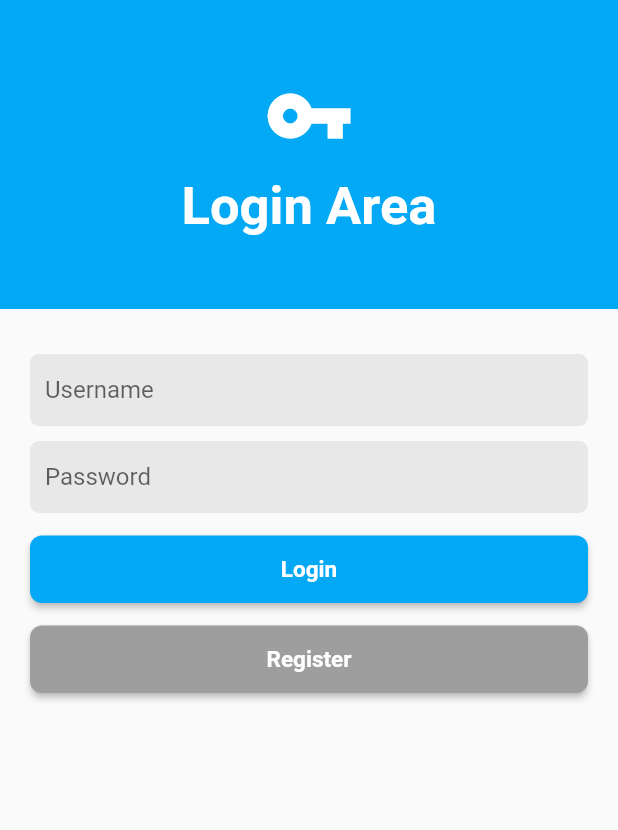
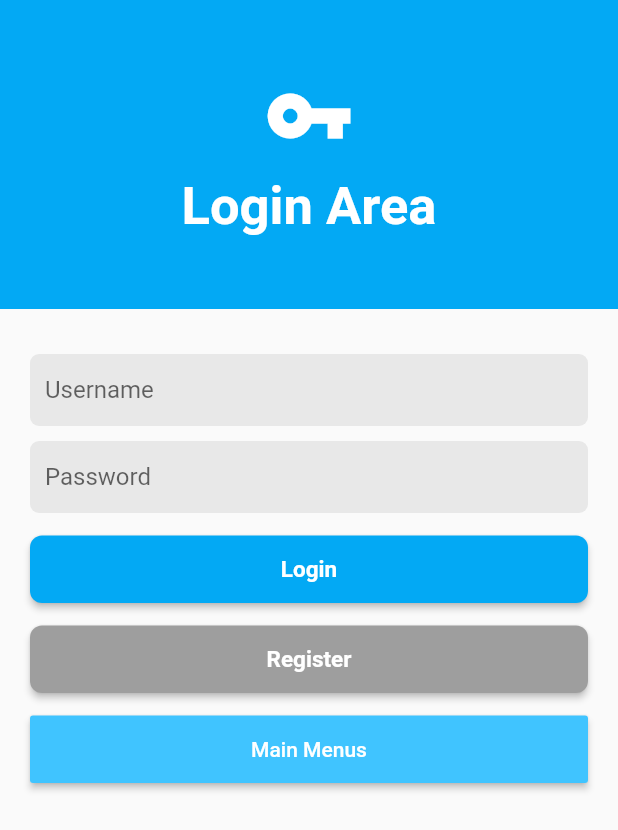
Before and after one commit to nopezi/flutter-fundamental, a Flutter app: the screen it shows after launch, on a phone screen of 412 x 824 dp. Shown: the top 830 px of the screen. Run offline on Flutter 3.47's test engine with Material 2 defaults, Android fonts, the phone set to English and light mode, and no system bars; our stand-ins replace dio, fluttertoast, shared_preferences.

Commit message:
flutter fundamental state full widget

```diff
--- a/lib/ui/screens/login_screen.dart
+++ b/lib/ui/screens/login_screen.dart
@@ -1,3 +1,5 @@
+// import 'dart:html';
+
 import 'package:flutter/material.dart';
 import 'package:flutter/services.dart';
 import 'package:lumen_flutter/core/services/auth_services.dart';
@@ -5,9 +7,9 @@ import 'package:lumen_flutter/core/utils/toast_utils.dart';
 import 'package:lumen_flutter/ui/widgets/input_field.dart';
 import 'package:lumen_flutter/ui/widgets/primary_button.dart';
 import 'package:shared_preferences/shared_preferences.dart';
+import 'package:lumen_flutter/ui/coba/nyoba.dart';
 
 class LoginScreen extends StatelessWidget {
-
   @override
   Widget build(BuildContext context) {
     // TODO: implement build
@@ -16,11 +18,12 @@ class LoginScreen extends StatelessWidget {
         statusBarColor: Colors.transparent,
       ),
       child: Scaffold(
-        body: SingleChildScrollView(child: LoginBody(),),
+        body: SingleChildScrollView(
+          child: LoginBody(),
+        ),
       ),
     );
   }
-
 }
 
 class LoginBody extends StatefulWidget {
@@ -29,7 +32,6 @@ class LoginBody extends StatefulWidget {
 }
 
 class _LoginBodyState extends State<LoginBody> {
-
   var usernameController = TextEditingController();
   var passwordController = TextEditingController();
 
@@ -39,7 +41,7 @@ class _LoginBodyState extends State<LoginBody> {
     getPref();
   }
 
-  savePref(String username, String email)async{
+  savePref(String username, String email) async {
     SharedPreferences pref = await SharedPreferences.getInstance();
     setState(() {
       pref.setString('username', username);
@@ -47,22 +49,21 @@ class _LoginBodyState extends State<LoginBody> {
     });
   }
 
-  getPref()async{
+  getPref() async {
     SharedPreferences pref = await SharedPreferences.getInstance();
     final username = pref.getString('username');
-    if(username != null){
-      Navigator.pushNamedAndRemoveUntil(context, "/profile", (Route<dynamic>routes)=>false);
+    if (username != null) {
+      Navigator.pushNamedAndRemoveUntil(
+          context, "/profile", (Route<dynamic> routes) => false);
     }
   }
 
-  Future<void> prosesLogin()async{
-
-    if(usernameController.text.isNotEmpty
-    && passwordController.text.isNotEmpty){
-
+  Future<void> prosesLogin() async {
+    if (usernameController.text.isNotEmpty &&
+        passwordController.text.isNotEmpty) {
       ToastUtils.show("Check Login ...");
 
-      Map<String, dynamic>data = {
+      Map<String, dynamic> data = {
         "username": usernameController.text,
         "password": passwordController.text
       };
@@ -70,109 +71,134 @@ class _LoginBodyState extends State<LoginBody> {
       // perintah cek ke rest api
       var response = await AuthServices.login(data);
 
-      print("Status:"+ response.status.toString());
-      print("message:"+ response.message.toString());
+      print("Status:" + response.status.toString());
+      print("message:" + response.message.toString());
 
-      if(response.status==200) {
-        ToastUtils.show("Welcome : " + response.data.username.toString().toLowerCase());
+      if (response.status == 200) {
+        ToastUtils.show(
+            "Welcome : " + response.data.username.toString().toLowerCase());
 
         savePref(
-          usernameController.text.toString(),
-          response.data.email.toString()
-        );
+            usernameController.text.toString(), response.data.email.toString());
 
-        Navigator.pushNamedAndRemoveUntil(context, "/profile", (Route<dynamic>routes)=>false);
-
+        Navigator.pushNamedAndRemoveUntil(
+            context, "/profile", (Route<dynamic> routes) => false);
       } else {
         ToastUtils.show(response.message);
       }
-
     } else {
       ToastUtils.show("Please Input All Field");
     }
-
   }
 
   @override
   Widget build(BuildContext context) {
-    return Column(
-      children: <Widget>[
-        //bagian header
+    final header = //bagian header
         Container(
       width: MediaQuery.of(context).size.width,
-          height: MediaQuery.of(context).size.height/4,
+      height: MediaQuery.of(context).size.height / 4,
       color: Colors.lightBlue,
       child: SafeArea(
         child: Column(
           crossAxisAlignment: CrossAxisAlignment.center,
           mainAxisAlignment: MainAxisAlignment.center,
           children: <Widget>[
-                Icon(Icons.vpn_key,size: 60,color: Colors.white,),
-                SizedBox(height: 10,),
+            Icon(
+              Icons.vpn_key,
+              size: 60,
+              color: Colors.white,
+            ),
+            SizedBox(
+              height: 10,
+            ),
             Text(
               "Login Area",
               style: TextStyle(
                   fontSize: 35,
                   color: Colors.white,
-                    fontWeight: FontWeight.bold
-                  ),
+                  fontWeight: FontWeight.bold),
             )
           ],
         ),
       ),
-        ),
+    );
 
-        Padding(
-          padding: EdgeInsets.only(left: 20,right: 20,top: 30),
-          child: Column(
-            children: <Widget>[
-              InputField(
+    final formUsername = InputField(
       action: TextInputAction.done,
       type: TextInputType.text,
       controller: usernameController,
       hinText: "Username",
-              ),
+    );
 
-              SizedBox(height: 10,),
-
-              InputField(
+    final formPassword = InputField(
       action: TextInputAction.done,
       type: TextInputType.text,
       controller: passwordController,
       hinText: "Password",
+    );
+
+    final tombolNyoba = Container(
+      width: MediaQuery.of(context).size.width,
+      height: 45,
+      child: MaterialButton(
+        minWidth: 200.0,
+        height: 42.0,
+        onPressed: () {
+          // Navigator.of(context).pushNamed(NyobaPage.tag);
+          Navigator.push(
+              context, MaterialPageRoute(builder: (context) => NyobaPage()));
+        },
+        color: Colors.lightBlueAccent,
+        child: Text(
+          'Main Menus',
+          style: TextStyle(color: Colors.white),
         ),
+      ),
+    );
 
-              SizedBox(height: 15,),
-
+    final padding = Padding(
+      padding: EdgeInsets.only(left: 20, right: 20, top: 30),
+      child: Column(
+        children: <Widget>[
+          formUsername,
+          SizedBox(
+            height: 10,
+          ),
+          formPassword,
+          SizedBox(
+            height: 15,
+          ),
           Container(
             width: MediaQuery.of(context).size.width,
             height: 45,
             child: PrimaryButton(
               color: Colors.lightBlue,
               text: "Login",
-                  onClick: (){
-
-                  },
+              onClick: () {},
             ),
           ),
-
-              SizedBox(height: 15,),
-
+          SizedBox(
+            height: 15,
+          ),
           Container(
             width: MediaQuery.of(context).size.width,
             height: 45,
             child: PrimaryButton(
               color: Colors.grey,
               text: "Register",
-                  onClick: (){
-
-                  },
+              onClick: () {},
             ),
           ),
+          SizedBox(
+            height: 15,
+          ),
+          tombolNyoba,
         ],
       ),
-        )
-      ],
+    );
+
+    return Column(
+      children: <Widget>[header, padding],
     );
   }
 }
```
Also changed, not shown: lib/ui/coba/nyoba.dart (added, +117 -0 lines), lib/ui/fundamental/state_full_widget.dart (added, +37 -0 lines), pubspec.lock. Lines whose indentation alone changed are shown as unchanged.
